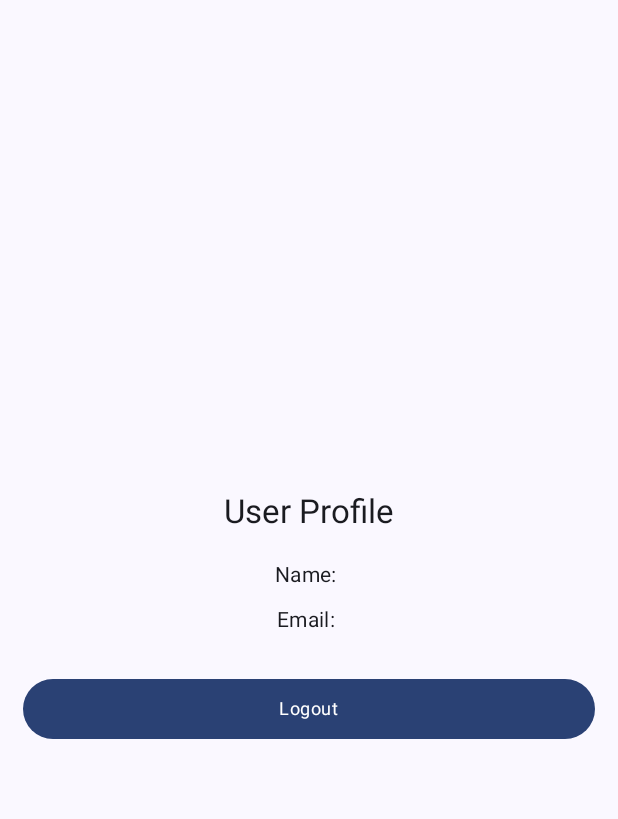
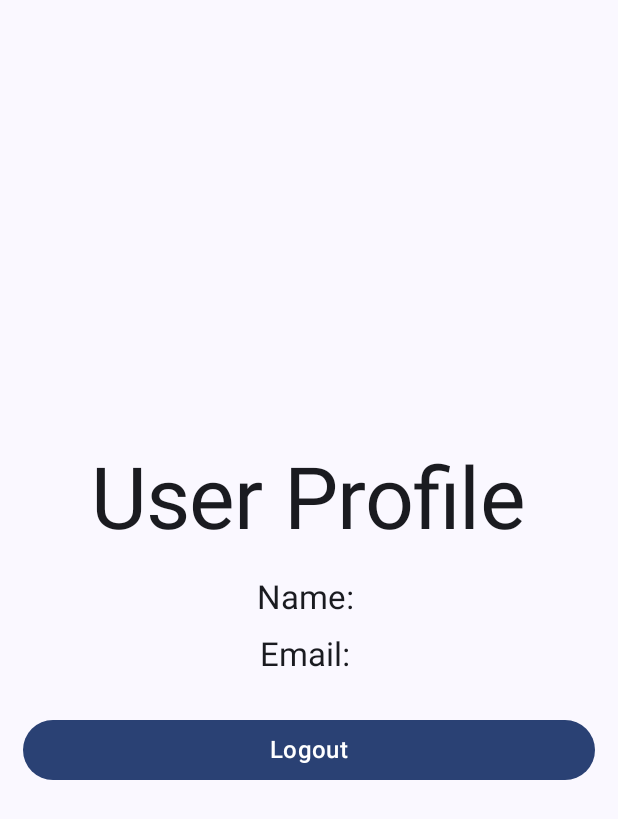
Before and after one commit to kiran4221/PrimeNews, an Android app built with Jetpack Compose: the composable ProfileScreen shown on its own in the app's theme, on a phone screen of 412 x 824 dp. Shown: the top 819 px of the screen. Run offline under Robolectric (Android 15) with nearby library versions, the phone set to English and light mode, and no system bars; our stand-ins replace Firebase (no records; nobody signed in at launch, a user with empty details on screens opened directly).

Commit message:
Fixed the Profile page, the email and username are both stored and displayed on the profile page.

```diff
--- a/app/src/main/java/com/cstp2205/primenews/ui/screens/profile/ProfileScreen.kt
+++ b/app/src/main/java/com/cstp2205/primenews/ui/screens/profile/ProfileScreen.kt
@@ -41,15 +41,15 @@ fun ProfileScreen(
                 verticalArrangement = Arrangement.Center,
                 horizontalAlignment = Alignment.CenterHorizontally
             ) {
-                Text(text = "User Profile", style = MaterialTheme.typography.titleLarge)
+                Text(text = "User Profile", style = MaterialTheme.typography.displayLarge)
 
                 Spacer(modifier = Modifier.height(18.dp))
 
-                Text(text = "Name: $userName", style = MaterialTheme.typography.bodyMedium)
+                Text(text = "Name: $userName", style = MaterialTheme.typography.titleLarge)
 
                 Spacer(modifier = Modifier.height(10.dp))
 
-                Text(text = "Email: $userEmail", style = MaterialTheme.typography.bodyMedium)
+                Text(text = "Email: $userEmail", style = MaterialTheme.typography.titleLarge)
 
                 Spacer(modifier = Modifier.height(25.dp))
 
@@ -57,7 +57,7 @@ fun ProfileScreen(
                     onClick = onLogout,
                     modifier = Modifier.fillMaxWidth(),
                 ) {
-                    Text("Logout", style= MaterialTheme.typography.bodySmall)
+                    Text("Logout", style= MaterialTheme.typography.titleMedium)
                 }
             }
 
--- a/app/src/main/java/com/cstp2205/primenews/ui/viewmodel/AuthViewModel.kt
+++ b/app/src/main/java/com/cstp2205/primenews/ui/viewmodel/AuthViewModel.kt
@@ -7,6 +7,7 @@ import androidx.lifecycle.ViewModel
 import com.google.firebase.auth.FirebaseAuth
 import com.google.firebase.auth.FirebaseUser
 import com.google.firebase.firestore.FirebaseFirestore
+import com.google.firebase.auth.UserProfileChangeRequest
 import kotlinx.coroutines.tasks.await
 
 // Data class to store additional user info in Firestore.
@@ -38,6 +39,11 @@ class AuthViewModel : ViewModel() {
             currentUser = result.user
 
             currentUser?.let { user ->
+
+                val profileUpdates = com.google.firebase.auth.UserProfileChangeRequest.Builder()
+                    .setDisplayName(userName)
+                    .build()
+                user.updateProfile(profileUpdates).await()
 
                 val userData = UserInfo(
                     firstName = userName,
```
